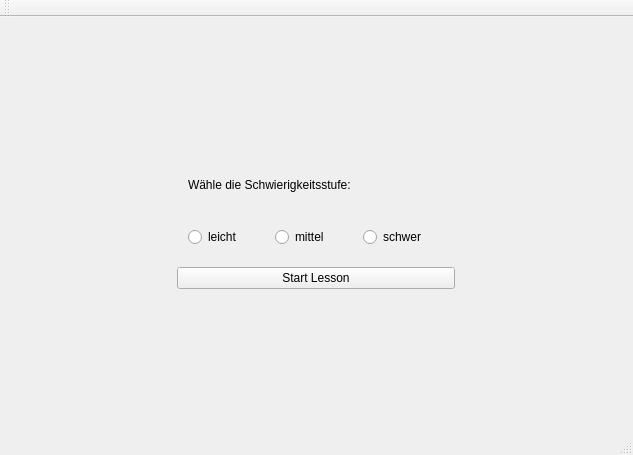
Qt form nadine/Aufgabe3/Uebung2/mainwindow.ui (Hasenkrug/CPlusPlus) before a commit.
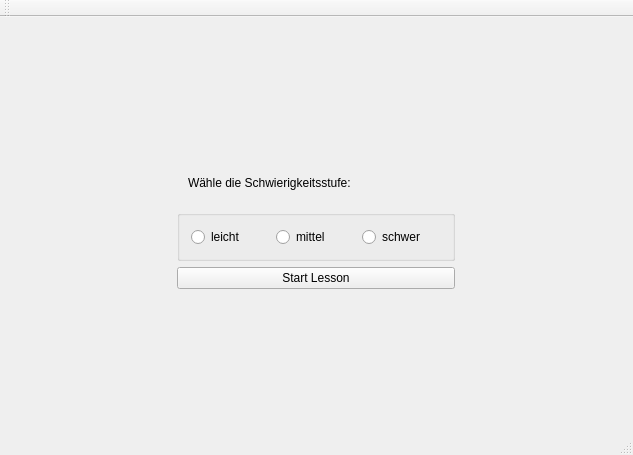
The same form after that commit.

Patch:
```diff
--- a/nadine/Aufgabe3/Uebung2/mainwindow.ui
+++ b/nadine/Aufgabe3/Uebung2/mainwindow.ui
@@ -38,7 +38,7 @@
         </widget>
        </item>
        <item>
-        <widget class="QWidget" name="widget" native="true">
+        <widget class="QGroupBox" name="myGroupBox">
          <layout class="QHBoxLayout" name="horizontalLayout">
           <item>
            <widget class="QRadioButton" name="radioButton">
```
Left out of the diff: 6 changed lines with no effect on the pictures.
